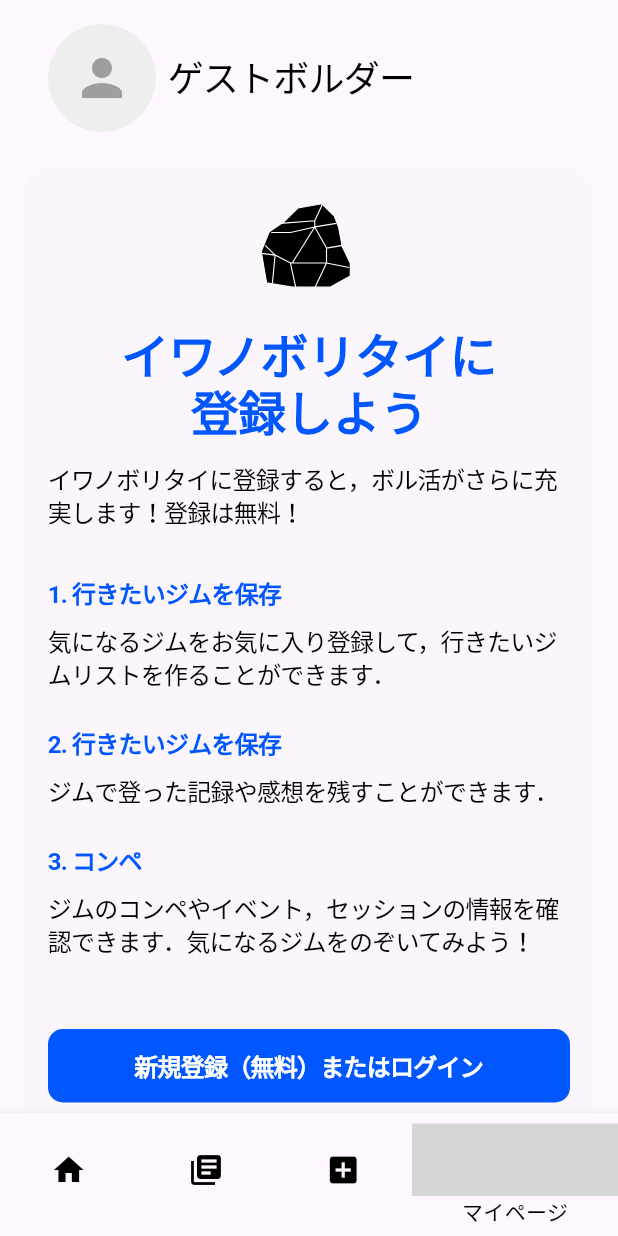
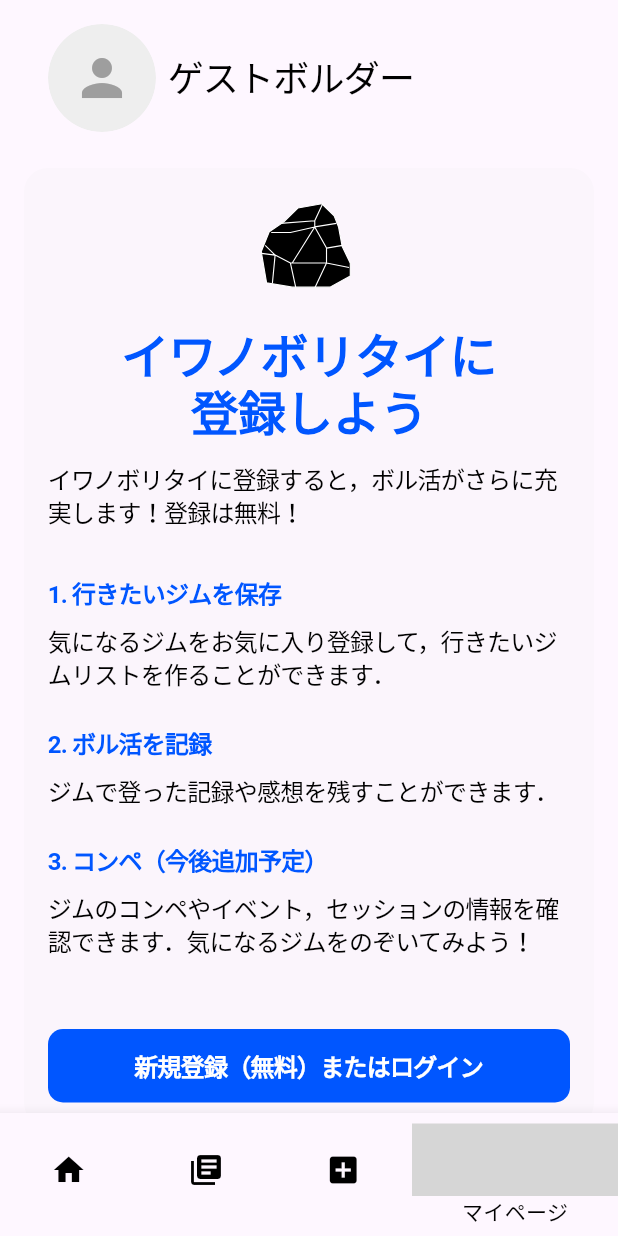
Before and after one commit to MRIkaito/bouldering_app, a Flutter app: the screen it shows after launch, item 4 of the bottom bar chosen, on a phone screen of 412 x 824 dp. Run offline on Flutter 3.47's test engine with Material 3 defaults, Android fonts, the phone set to English and light mode, and no system bars; our stand-ins replace file_picker, firebase_auth, firebase_core, flutter_riverpod, flutter_svg, go_router and 3 more; missing offline and left inert: googleapis; accounts and stored records are empty; network calls fail; project files that could hold a hidden picture were left out; grey boxes are pictures that could not be loaded.

```diff
--- a/lib/view/pages/unlogined_my_page.dart
+++ b/lib/view/pages/unlogined_my_page.dart
@@ -78,11 +78,11 @@
                     const SizedBox(height: 8),
                     _buildSectionText('気になるジムをお気に入り登録して，行きたいジムリストを作ることができます．'),
                     const SizedBox(height: 24),
-                    _buildSectionTitle('2. 行きたいジムを保存'),
+                    _buildSectionTitle('2. ボル活を記録'),
                     const SizedBox(height: 8),
                     _buildSectionText('ジムで登った記録や感想を残すことができます．'),
                     const SizedBox(height: 24),
-                    _buildSectionTitle('3. コンペ'),
+                    _buildSectionTitle('3. コンペ（今後追加予定）'),
                     const SizedBox(height: 8),
                     _buildSectionText(
                         'ジムのコンペやイベント，セッションの情報を確認できます．気になるジムをのぞいてみよう！'),
```
Also changed, not shown: lib/view/pages/select_home_gym_dialog_page.dart (+8 -3 lines).
